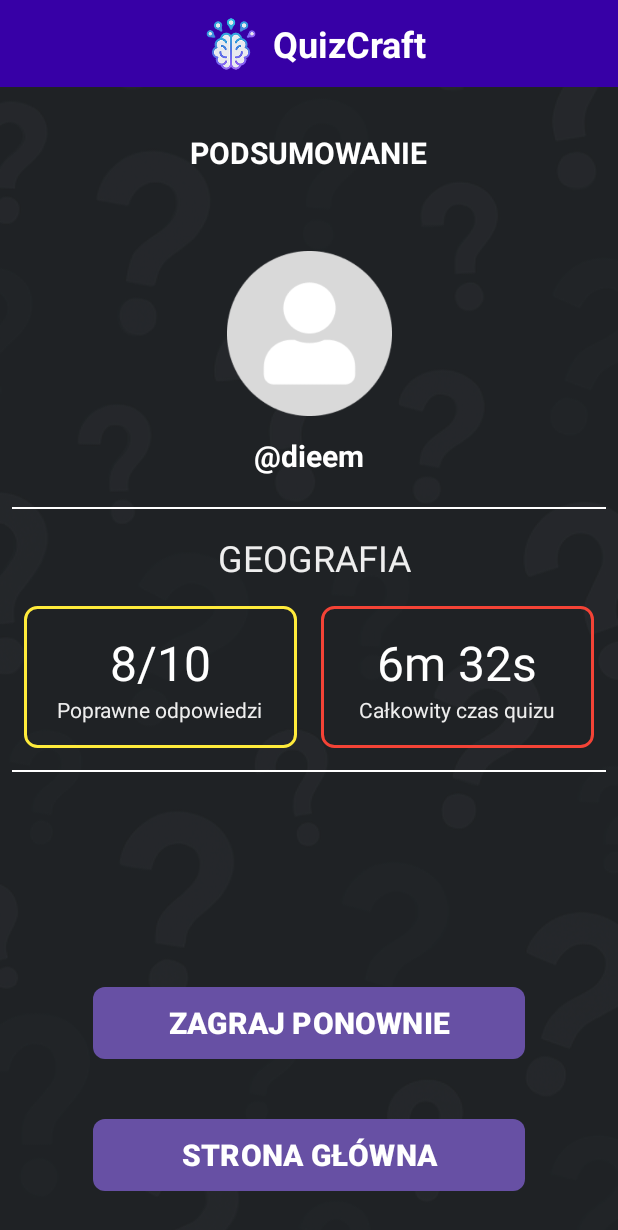
After one commit to elmaccho/quizcraft, an Android app: the Podsumowanie screen opened directly, with no data from a screen before it, on a phone screen of 412 x 824 dp. The commit adds this screen. Shown: the top 1230 px of the screen. Run offline under Robolectric (Android 15) with nearby library versions, the phone set to English and light mode, and no system bars.

Commit message:
Nowe widoki

```diff
--- a/app/src/main/java/com/example/quizcraft/Ladowanie.java
+++ b/app/src/main/java/com/example/quizcraft/Ladowanie.java
@@ -1,6 +1,11 @@
 package com.example.quizcraft;
 
+import android.content.Intent;
 import android.os.Bundle;
+import android.os.CountDownTimer;
+import android.view.View;
+import android.widget.Button;
+import android.widget.TextView;
 
 import androidx.activity.EdgeToEdge;
 import androidx.appcompat.app.AppCompatActivity;
@@ -9,6 +14,9 @@ import androidx.core.view.ViewCompat;
 import androidx.core.view.WindowInsetsCompat;
 
 public class Ladowanie extends AppCompatActivity {
+
+    TextView tv_czas;
+    Button btn_zagrajsam, btn_powrot;
 
     @Override
     protected void onCreate(Bundle savedInstanceState) {
@@ -20,5 +28,34 @@ public class Ladowanie extends AppCompatActivity {
             v.setPadding(systemBars.left, systemBars.top, systemBars.right, systemBars.bottom);
             return insets;
         });
+
+        tv_czas = findViewById(R.id.tv_czas);
+        btn_zagrajsam = findViewById(R.id.btn_zagrajsam);
+        btn_powrot = findViewById(R.id.btn_powrot);
+
+        btn_powrot.setOnClickListener(new View.OnClickListener() {
+            @Override
+            public void onClick(View view) {
+                Intent intent = new Intent(Ladowanie.this, MainActivity.class);
+                startActivity(intent);
+                finish();
+            }
+        });
+
+        new CountDownTimer(60000, 1000) {
+            int czas = 0;
+
+            @Override
+            public void onTick(long l) {
+                String formattedTime = String.format("0:%02d", czas);
+                tv_czas.setText(formattedTime);
+                czas++;
+            }
+
+            @Override
+            public void onFinish() {
+                tv_czas.setText("Nie znalazło graczy");
+            }
+        }.start();
     }
 }
--- a/app/src/main/java/com/example/quizcraft/Logowanie.java
+++ b/app/src/main/java/com/example/quizcraft/Logowanie.java
@@ -46,7 +46,8 @@ public class Logowanie extends AppCompatActivity {
 
         // Listener dla TextView rejestracji
         tvRegister.setOnClickListener(view -> {
-            Intent intent = new Intent(getApplicationContext(), Rejestracja.class);
+//            Intent intent = new Intent(getApplicationContext(), Rejestracja.class);
+            Intent intent = new Intent(Logowanie.this, Pytanie.class);
             startActivity(intent);
         });
 
@@ -94,7 +95,7 @@ public class Logowanie extends AppCompatActivity {
                                     editor.putString("photo", apiResponse.user.getPhoto());
                                     editor.apply();
 
-                                    Intent intent = new Intent(Logowanie.this, Ladowanie.class);
+                                    Intent intent = new Intent(Logowanie.this, Pytanie.class);
                                     startActivity(intent);
                                     finish();
                                 }
--- /dev/null
+++ b/app/src/main/java/com/example/quizcraft/Podsumowanie.java
@@ -0,0 +1,24 @@
+package com.example.quizcraft;
+
+import android.os.Bundle;
+
+import androidx.activity.EdgeToEdge;
+import androidx.appcompat.app.AppCompatActivity;
+import androidx.core.graphics.Insets;
+import androidx.core.view.ViewCompat;
+import androidx.core.view.WindowInsetsCompat;
+
+public class Podsumowanie extends AppCompatActivity {
+
+    @Override
+    protected void onCreate(Bundle savedInstanceState) {
+        super.onCreate(savedInstanceState);
+        EdgeToEdge.enable(this);
+        setContentView(R.layout.podsumowanie);
+        ViewCompat.setOnApplyWindowInsetsListener(findViewById(R.id.main), (v, insets) -> {
+            Insets systemBars = insets.getInsets(WindowInsetsCompat.Type.systemBars());
+            v.setPadding(systemBars.left, systemBars.top, systemBars.right, systemBars.bottom);
+            return insets;
+        });
+    }
+}
--- a/app/src/main/java/com/example/quizcraft/Profil.java
+++ b/app/src/main/java/com/example/quizcraft/Profil.java
@@ -65,7 +65,7 @@ public class Profil extends AppCompatActivity {
         buttonHome.setOnClickListener(new View.OnClickListener() {
             @Override
             public void onClick(View view) {
-                Intent intent = new Intent(Profil.this, Ladowanie.class);
+                Intent intent = new Intent(Profil.this, MainActivity.class);
                 startActivity(intent);
             }
         });
--- /dev/null
+++ b/app/src/main/java/com/example/quizcraft/Pytanie.java
@@ -0,0 +1,44 @@
+package com.example.quizcraft;
+
+import android.os.Bundle;
+import android.os.CountDownTimer;
+import android.widget.ProgressBar;
+
+import androidx.activity.EdgeToEdge;
+import androidx.appcompat.app.AppCompatActivity;
+import androidx.core.graphics.Insets;
+import androidx.core.view.ViewCompat;
+import androidx.core.view.WindowInsetsCompat;
+
+public class Pytanie extends AppCompatActivity {
+
+    ProgressBar progressBar;
+
+    @Override
+    protected void onCreate(Bundle savedInstanceState) {
+        super.onCreate(savedInstanceState);
+        EdgeToEdge.enable(this);
+        setContentView(R.layout.pytanie);
+        ViewCompat.setOnApplyWindowInsetsListener(findViewById(R.id.main), (v, insets) -> {
+            Insets systemBars = insets.getInsets(WindowInsetsCompat.Type.systemBars());
+            v.setPadding(systemBars.left, systemBars.top, systemBars.right, systemBars.bottom);
+            return insets;
+        });
+
+        progressBar = findViewById(R.id.progressBar);
+
+        new CountDownTimer(15000, 150) {
+            @Override
+            public void onTick(long millisUntilFinished) {
+                int progress = (int) (millisUntilFinished * 100 / 15000);
+                progressBar.setProgress(progress);
+            }
+
+            @Override
+            public void onFinish() {
+                progressBar.setProgress(0);
+            }
+        }.start();
+
+    }
+}
--- /dev/null
+++ b/app/src/main/res/drawable/rounded_red_border.xml
@@ -0,0 +1,6 @@
+<?xml version="1.0" encoding="utf-8"?>
+<shape xmlns:android="http://schemas.android.com/apk/res/android"
+    android:shape="rectangle">
+    <stroke android:width="2dp" android:color="#F44336" />
+    <corners android:radius="8dp" />
+    <solid android:color="@android:color/transparent" /> </shape>
--- /dev/null
+++ b/app/src/main/res/drawable/rounded_yellow_border.xml
@@ -0,0 +1,6 @@
+<?xml version="1.0" encoding="utf-8"?>
+<shape xmlns:android="http://schemas.android.com/apk/res/android"
+    android:shape="rectangle">
+    <stroke android:width="2dp" android:color="#FFEB3B" />
+    <corners android:radius="8dp" />
+    <solid android:color="@android:color/transparent" /> </shape>
--- a/app/src/main/res/layout/ladowanie.xml
+++ b/app/src/main/res/layout/ladowanie.xml
@@ -27,7 +27,7 @@
         app:layout_constraintRight_toRightOf="parent"
         app:layout_constraintLeft_toLeftOf="parent"
         android:layout_marginTop="30dp"
-        android:text="ŁADOWANIE GRY"
+        android:text="SZUKANIE GRY"
         android:textStyle="bold"
         android:textAllCaps="true"
         android:textSize="25sp"
@@ -62,16 +62,16 @@
         app:layout_constraintStart_toStartOf="parent"
         app:layout_constraintTop_toBottomOf="@+id/tv_czas" />
 
-    <TextView
-        android:id="@+id/tv_info"
-        android:layout_width="wrap_content"
+    <Button
+        android:id="@+id/btn_powrot"
+        android:layout_width="300dp"
         android:layout_height="wrap_content"
-        android:text="Jeśli w ciągu 30 sekund nie znajdziesz przeciwnika, zagraj sam lub wybierz inny quiz"
-        android:textColor="@color/white"
-        android:textSize="15sp"
+        android:background="@drawable/login_btn"
+        android:text="Powrót"
         android:textStyle="bold"
-        android:textAlignment="center"
-        android:padding="20dp"
+        android:textAllCaps="true"
+        android:textSize="20sp"
+        android:layout_marginTop="30dp"
         app:layout_constraintEnd_toEndOf="parent"
         app:layout_constraintStart_toStartOf="parent"
         app:layout_constraintTop_toBottomOf="@+id/btn_zagrajsam" />
--- /dev/null
+++ b/app/src/main/res/layout/podsumowanie.xml
@@ -0,0 +1,278 @@
+<?xml version="1.0" encoding="utf-8"?>
+<androidx.constraintlayout.widget.ConstraintLayout xmlns:android="http://schemas.android.com/apk/res/android"
+    xmlns:app="http://schemas.android.com/apk/res-auto"
+    xmlns:tools="http://schemas.android.com/tools"
+    android:id="@+id/main"
+    android:layout_width="match_parent"
+    android:layout_height="match_parent"
+    tools:context=".Podsumowanie">
+
+    <androidx.constraintlayout.widget.Guideline
+        android:id="@+id/gl_h01"
+        android:layout_width="match_parent"
+        android:layout_height="match_parent"
+        android:orientation="horizontal"
+        app:layout_constraintGuide_percent="0.07" />
+
+    <androidx.constraintlayout.widget.Guideline
+        android:id="@+id/gl_h02"
+        android:layout_width="match_parent"
+        android:layout_height="match_parent"
+        android:orientation="horizontal"
+        app:layout_constraintGuide_percent="0.14" />
+
+    <androidx.constraintlayout.widget.Guideline
+        android:id="@+id/gl_v01"
+        android:layout_width="match_parent"
+        android:layout_height="match_parent"
+        android:orientation="vertical"
+        app:layout_constraintGuide_percent="0.15" />
+
+    <androidx.constraintlayout.widget.Guideline
+        android:id="@+id/gl_v02"
+        android:layout_width="match_parent"
+        android:layout_height="match_parent"
+        android:orientation="vertical"
+        app:layout_constraintGuide_percent="0.33" />
+
+    <androidx.constraintlayout.widget.Guideline
+        android:id="@+id/gl_v03"
+        android:layout_width="match_parent"
+        android:layout_height="match_parent"
+        android:orientation="vertical"
+        app:layout_constraintGuide_percent="0.85" />
+
+    <androidx.constraintlayout.widget.Guideline
+        android:id="@+id/gl_v04"
+        android:layout_width="match_parent"
+        android:layout_height="match_parent"
+        android:orientation="vertical"
+        app:layout_constraintGuide_percent="0.98" />
+
+    <androidx.constraintlayout.widget.Guideline
+        android:id="@+id/gl_v05"
+        android:layout_width="match_parent"
+        android:layout_height="match_parent"
+        android:orientation="vertical"
+        app:layout_constraintGuide_percent="0.02" />
+
+    <androidx.constraintlayout.widget.Guideline
+        android:id="@+id/gl_h03"
+        android:layout_width="match_parent"
+        android:layout_height="match_parent"
+        android:orientation="horizontal"
+        app:layout_constraintGuide_percent="0.4" />
+
+    <View
+        android:id="@+id/bg_gora"
+        android:layout_width="0dp"
+        android:layout_height="0dp"
+        android:background="#3700A6"
+        app:layout_constraintBottom_toTopOf="@+id/gl_h01"
+        app:layout_constraintEnd_toEndOf="parent"
+        app:layout_constraintStart_toStartOf="parent"
+        app:layout_constraintTop_toTopOf="parent" />
+
+    <ImageView
+        android:id="@+id/iv_logo"
+        android:layout_width="36dp"
+        android:layout_height="36dp"
+        android:src="@drawable/logo"
+        app:layout_constraintBottom_toTopOf="@+id/gl_h01"
+        app:layout_constraintStart_toStartOf="@+id/gl_v02"
+        app:layout_constraintTop_toTopOf="parent" />
+
+    <TextView
+        android:id="@+id/title_quizcraft"
+        android:layout_width="wrap_content"
+        android:layout_height="wrap_content"
+        android:text="QuizCraft"
+        android:textColor="#FFFFFF"
+        android:textSize="24sp"
+        android:textStyle="bold"
+        android:layout_marginLeft="10dp"
+        app:layout_constraintBottom_toBottomOf="@id/gl_h01"
+        app:layout_constraintStart_toEndOf="@+id/iv_logo"
+        app:layout_constraintTop_toTopOf="parent" />
+
+    <View
+        android:id="@+id/bg_dol"
+        android:layout_width="0dp"
+        android:layout_height="0dp"
+        android:background="@drawable/tlo"
+        app:layout_constraintBottom_toBottomOf="parent"
+        app:layout_constraintEnd_toEndOf="parent"
+        app:layout_constraintHorizontal_bias="0.0"
+        app:layout_constraintStart_toStartOf="parent"
+        app:layout_constraintTop_toTopOf="@+id/gl_h01"
+        app:layout_constraintVertical_bias="0.0" />
+
+    <Button
+        android:id="@+id/bt_stronaglowna"
+        android:layout_width="0dp"
+        android:layout_height="wrap_content"
+        android:background="@drawable/main_button"
+        android:text="STRONA GŁÓWNA"
+        android:textColor="#FFFFFF"
+        android:textSize="20dp"
+        android:textStyle="bold"
+        android:layout_marginBottom="30dp"
+        app:layout_constraintBottom_toBottomOf="parent"
+        app:layout_constraintEnd_toStartOf="@+id/gl_v03"
+        app:layout_constraintStart_toStartOf="@+id/gl_v01" />
+
+    <Button
+        android:id="@+id/bt_zagrajponownie"
+        android:layout_width="0dp"
+        android:layout_height="wrap_content"
+        android:background="@drawable/main_button"
+        android:text="ZAGRAJ PONOWNIE"
+        android:textColor="#FFFFFF"
+        android:textSize="20dp"
+        android:textStyle="bold"
+        android:layout_marginBottom="40dp"
+        app:layout_constraintBottom_toTopOf="@+id/bt_stronaglowna"
+        app:layout_constraintEnd_toStartOf="@+id/gl_v03"
+        app:layout_constraintStart_toStartOf="@+id/gl_v01" />
+
+    <TextView
+        android:id="@+id/tv_podsumowanie"
+        android:layout_width="wrap_content"
+        android:layout_height="wrap_content"
+        android:text="PODSUMOWANIE"
+        android:textColor="#FFFFFF"
+        android:textSize="20sp"
+        android:textStyle="bold"
+        app:layout_constraintBottom_toTopOf="@+id/gl_h02"
+        app:layout_constraintEnd_toEndOf="parent"
+        app:layout_constraintStart_toStartOf="parent" />
+
+    <View
+        android:id="@+id/profile_pic"
+        android:layout_width="110dp"
+        android:layout_height="110dp"
+        android:background="@drawable/profile"
+        app:layout_constraintBottom_toTopOf="@+id/gl_h03"
+        app:layout_constraintEnd_toStartOf="@+id/gl_v03"
+        app:layout_constraintStart_toStartOf="@+id/gl_v01"
+        app:layout_constraintTop_toTopOf="@+id/gl_h02" />
+
+    <TextView
+        android:id="@+id/textView"
+        android:layout_width="wrap_content"
+        android:layout_height="wrap_content"
+        android:text="@dieem"
+        android:textColor="#FFFFFF"
+        android:textSize="20sp"
+        android:textStyle="bold"
+        app:layout_constraintBottom_toTopOf="@+id/gl_h03"
+        app:layout_constraintEnd_toStartOf="@+id/gl_v03"
+        app:layout_constraintStart_toStartOf="@+id/gl_v01"
+        app:layout_constraintTop_toBottomOf="@+id/profile_pic" />
+
+    <View
+        android:layout_width="0dp"
+        android:layout_height="1dp"
+        android:background="#FFFFFF"
+        app:layout_constraintBottom_toTopOf="@+id/linearLayout2"
+        app:layout_constraintEnd_toStartOf="@+id/gl_v04"
+        app:layout_constraintStart_toStartOf="@+id/gl_v05" />
+
+    <LinearLayout
+        android:id="@+id/linearLayout2"
+        android:layout_width="match_parent"
+        android:layout_height="wrap_content"
+        android:layout_marginTop="10dp"
+        android:orientation="vertical"
+        android:padding="16dp"
+        app:layout_constraintTop_toTopOf="@+id/gl_h03">
+
+
+        <LinearLayout
+            android:layout_width="match_parent"
+            android:layout_height="wrap_content"
+            android:orientation="horizontal"
+            android:paddingBottom="16dp"
+            android:gravity="center_horizontal|center_vertical">
+
+
+            <TextView
+                android:layout_width="wrap_content"
+                android:layout_height="wrap_content"
+                android:layout_marginStart="8dp"
+                android:text="GEOGRAFIA"
+                android:textColor="#EEEEEE"
+                android:textSize="24sp" />
+
+        </LinearLayout>
+
+        <LinearLayout
+            android:layout_width="match_parent"
+            android:layout_height="wrap_content"
+            android:orientation="horizontal"
+            android:weightSum="2">
+
+
+            <LinearLayout
+                android:layout_width="0dp"
+                android:layout_height="wrap_content"
+                android:layout_marginEnd="8dp"
+                android:layout_weight="1"
+                android:background="@drawable/rounded_yellow_border"
+                android:gravity="center"
+                android:orientation="vertical"
+                android:padding="16dp">
+
+                <TextView
+                    android:layout_width="wrap_content"
+                    android:layout_height="wrap_content"
+                    android:text="8/10"
+                    android:textColor="#FFFFFF"
+                    android:textSize="32sp" />
+
+                <TextView
+                    android:layout_width="wrap_content"
+                    android:layout_height="wrap_content"
+                    android:text="Poprawne odpowiedzi"
+                    android:textColor="#EEEEEE"
+                    android:textSize="14sp" />
+
+            </LinearLayout>
+
+            <LinearLayout
+                android:layout_width="0dp"
+                android:layout_height="wrap_content"
+                android:layout_marginStart="8dp"
+                android:layout_weight="1"
+                android:background="@drawable/rounded_red_border"
+                android:gravity="center"
+                android:orientation="vertical"
+                android:padding="16dp">
+
+                <TextView
+                    android:layout_width="wrap_content"
+                    android:layout_height="wrap_content"
+                    android:text="6m 32s"
+                    android:textColor="#FFFFFF"
+                    android:textSize="32sp" />
+
+                <TextView
+                    android:layout_width="wrap_content"
+                    android:layout_height="wrap_content"
+                    android:text="Całkowity czas quizu"
+                    android:textColor="#EEEEEE"
+                    android:textSize="14sp" />
+
+            </LinearLayout>
+        </LinearLayout>
+    </LinearLayout>
+
+    <View
+        android:layout_width="0dp"
+        android:layout_height="1dp"
+        android:background="#FFFFFF"
+        app:layout_constraintBottom_toBottomOf="@+id/linearLayout2"
+        app:layout_constraintEnd_toStartOf="@+id/gl_v04"
+        app:layout_constraintStart_toStartOf="@+id/gl_v05" />
+
+</androidx.constraintlayout.widget.ConstraintLayout>
--- a/app/src/main/res/layout/pytanie.xml
+++ b/app/src/main/res/layout/pytanie.xml
@@ -5,7 +5,7 @@
     android:id="@+id/main"
     android:layout_width="match_parent"
     android:layout_height="match_parent"
-    tools:context=".MainActivity">
+    tools:context=".Podsumowanie">
 
     <androidx.constraintlayout.widget.Guideline
         android:id="@+id/gl_h01"
@@ -185,7 +185,7 @@
         android:layout_height="wrap_content"
         android:indeterminate="false"
         android:max="100"
-        android:progress="70"
+        android:progress="100"
         android:padding="20dp"
         android:layout_marginTop="10dp"
         android:progressDrawable="@drawable/licznik"
```
Also changed, not shown: app/src/main/AndroidManifest.xml (+8 -0 lines).
